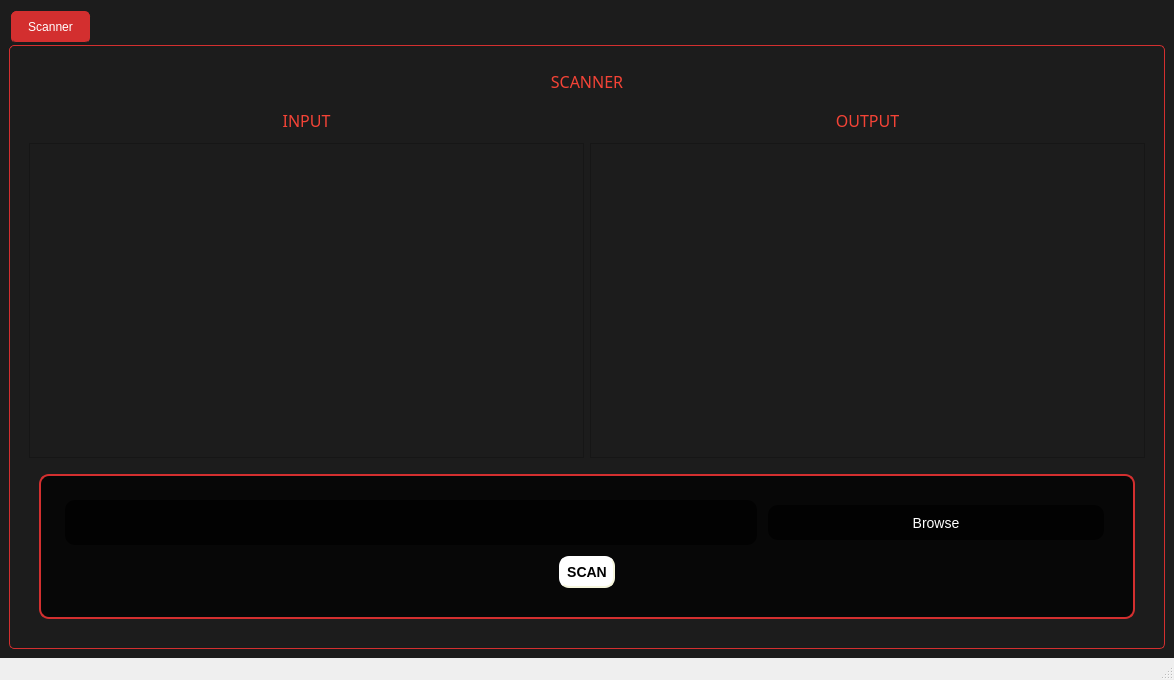
Old version of the form gui.ui in the repository ENGaliyasser/Compiler-project.
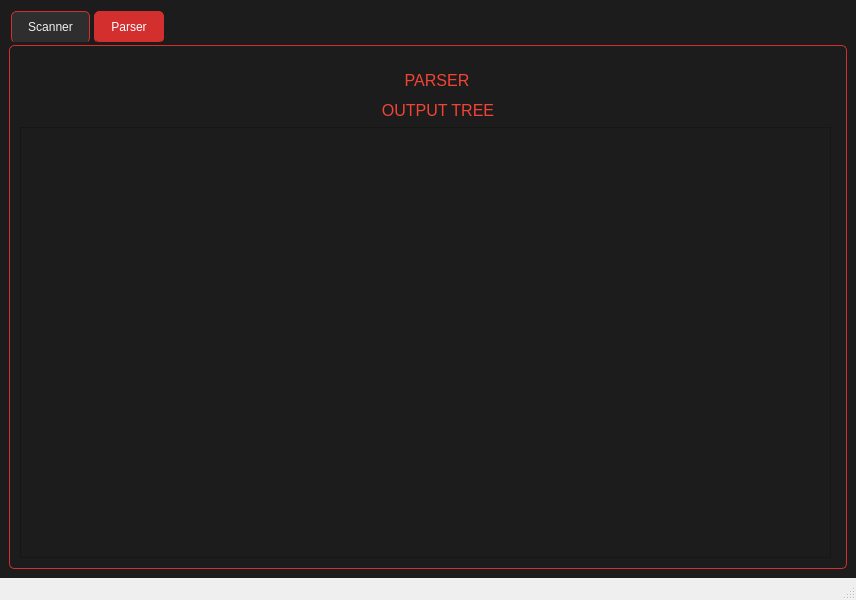
New version of the form.

What changed in the file:
```diff
--- a/gui.ui
+++ b/gui.ui
@@ -6,8 +6,8 @@
    <rect>
     <x>0</x>
     <y>0</y>
-    <width>1174</width>
-    <height>680</height>
+    <width>856</width>
+    <height>600</height>
    </rect>
   </property>
   <property name="minimumSize">
@@ -30,7 +30,7 @@
     <string notr="true">background-color: #1c1c1c; /* Dark gray background */</string>
    </property>
    <layout class="QGridLayout" name="gridLayout">
-    <item row="0" column="0">
+    <item row="0" column="1">
      <widget class="QTabWidget" name="tabWidget">
       <property name="styleSheet">
        <string notr="true">/* Apply to the entire application */
@@ -115,13 +115,58 @@
 </string>
       </property>
       <property name="currentIndex">
-       <number>0</number>
+       <number>1</number>
       </property>
       <widget class="QWidget" name="tab">
        <attribute name="title">
         <string>Scanner</string>
        </attribute>
        <layout class="QGridLayout" name="gridLayout_3">
+        <item row="2" column="1">
+         <widget class="QLabel" name="label_3">
+          <property name="maximumSize">
+           <size>
+            <width>16777215</width>
+            <height>60</height>
+           </size>
+          </property>
+          <property name="font">
+           <font>
+            <pointsize>-1</pointsize>
+           </font>
+          </property>
+          <property name="text">
+           <string>OUTPUT</string>
+          </property>
+          <property name="alignment">
+           <set>Qt::AlignCenter</set>
+          </property>
+         </widget>
+        </item>
+        <item row="3" column="0">
+         <widget class="QTextEdit" name="input"/>
+        </item>
+        <item row="2" column="0">
+         <widget class="QLabel" name="label_2">
+          <property name="maximumSize">
+           <size>
+            <width>16777215</width>
+            <height>60</height>
+           </size>
+          </property>
+          <property name="font">
+           <font>
+            <pointsize>-1</pointsize>
+           </font>
+          </property>
+          <property name="text">
+           <string>INPUT</string>
+          </property>
+          <property name="alignment">
+           <set>Qt::AlignCenter</set>
+          </property>
+         </widget>
+        </item>
         <item row="5" column="0" colspan="2">
          <widget class="QFrame" name="formFrame">
           <property name="maximumSize">
@@ -209,50 +254,6 @@
           </layout>
          </widget>
         </item>
-        <item row="2" column="0">
-         <widget class="QLabel" name="label_2">
-          <property name="maximumSize">
-           <size>
-            <width>16777215</width>
-            <height>60</height>
-           </size>
-          </property>
-          <property name="font">
-           <font>
-            <family>Segoe Script</family>
-            <pointsize>-1</pointsize>
-           </font>
-          </property>
-          <property name="text">
-           <string>INPUT</string>
-          </property>
-          <property name="alignment">
-           <set>Qt::AlignCenter</set>
-          </property>
-         </widget>
-        </item>
-        <item row="1" column="0" colspan="2">
-         <widget class="QLabel" name="label">
-          <property name="maximumSize">
-           <size>
-            <width>16777215</width>
-            <height>60</height>
-           </size>
-          </property>
-          <property name="font">
-           <font>
-            <family>Segoe Script</family>
-            <pointsize>-1</pointsize>
-           </font>
-          </property>
-          <property name="text">
-           <string>SCANNER</string>
-          </property>
-          <property name="alignment">
-           <set>Qt::AlignCenter</set>
-          </property>
-         </widget>
-        </item>
         <item row="3" column="1">
          <widget class="QTextBrowser" name="output">
           <property name="minimumSize">
@@ -279,7 +280,6 @@
           </property>
           <property name="font">
            <font>
-            <family>Segoe Script</family>
             <pointsize>-1</pointsize>
            </font>
           </property>
@@ -296,6 +296,75 @@
         </item>
        </layout>
       </widget>
+      <widget class="QWidget" name="Parser">
+       <attribute name="title">
+        <string>Parser</string>
+       </attribute>
+       <widget class="QLabel" name="label_10">
+        <property name="geometry">
+         <rect>
+          <x>220</x>
+          <y>40</y>
+          <width>396</width>
+          <height>29</height>
+         </rect>
+        </property>
+        <property name="maximumSize">
+         <size>
+          <width>16777215</width>
+          <height>60</height>
+         </size>
+        </property>
+        <property name="font">
+         <font>
+          <pointsize>-1</pointsize>
+         </font>
+        </property>
+        <property name="text">
+         <string>OUTPUT TREE</string>
+        </property>
+        <property name="alignment">
+         <set>Qt::AlignCenter</set>
+        </property>
+       </widget>
+       <widget class="QLabel" name="label_12">
+        <property name="geometry">
+         <rect>
+          <x>18</x>
+          <y>10</y>
+          <width>798</width>
+          <height>29</height>
+         </rect>
+        </property>
+        <property name="maximumSize">
+         <size>
+          <width>16777215</width>
+          <height>60</height>
+         </size>
+        </property>
+        <property name="font">
+         <font>
+          <pointsize>-1</pointsize>
+         </font>
+        </property>
+        <property name="text">
+         <string>PARSER</string>
+        </property>
+        <property name="alignment">
+         <set>Qt::AlignCenter</set>
+        </property>
+       </widget>
+       <widget class="QGraphicsView" name="graphicsView">
+        <property name="geometry">
+         <rect>
+          <x>0</x>
+          <y>71</y>
+          <width>811</width>
+          <height>431</height>
+         </rect>
+        </property>
+       </widget>
+      </widget>
      </widget>
     </item>
    </layout>
```
Left out of the diff: 9 changed lines with no effect on the pictures.
